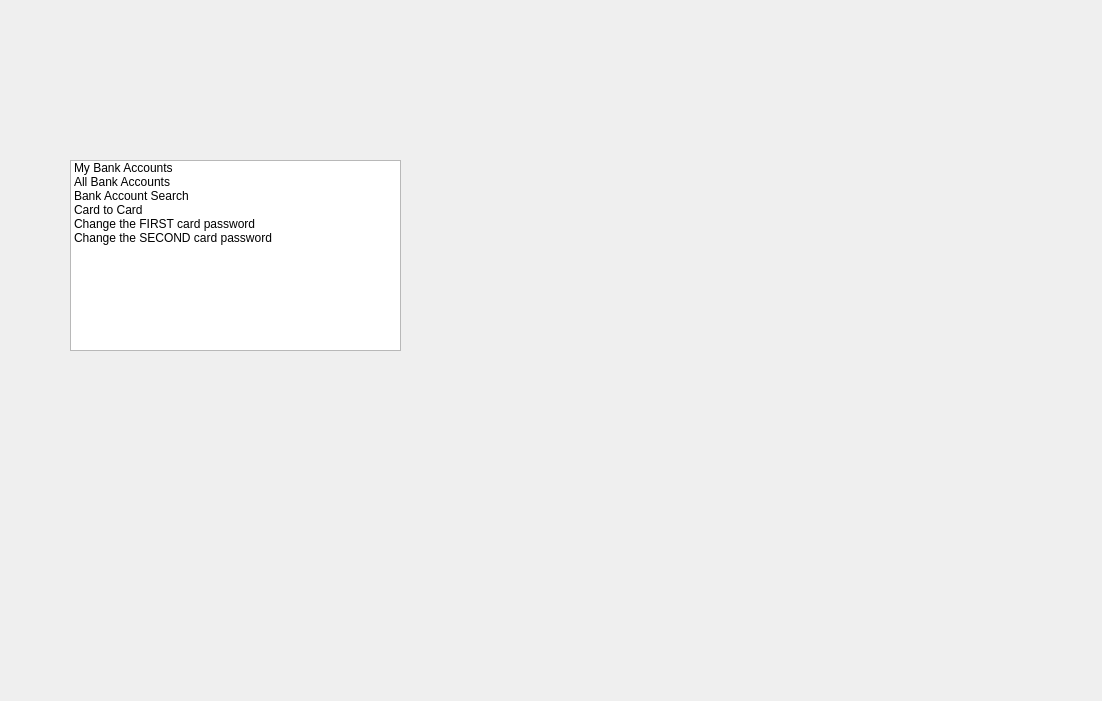
This is UIAP_Final/costumerpanel.ui in a-HA7-z/UIAP_Final as Qt 5 draws it before an edit. The edited form follows.
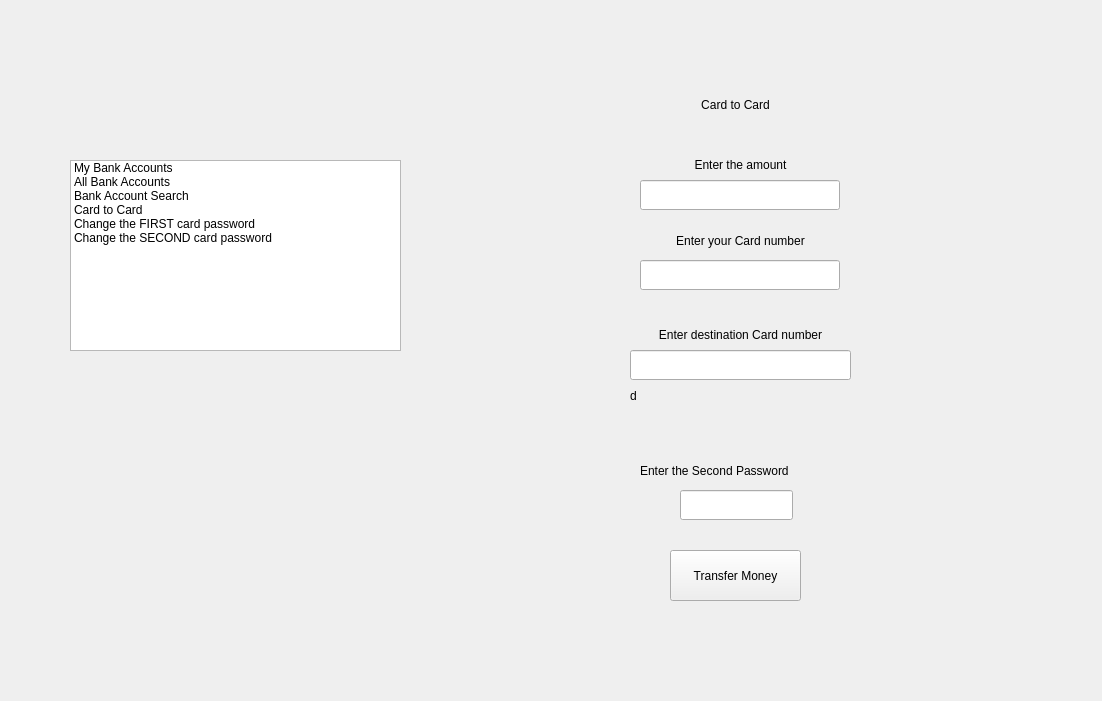
This is the edited form. The open tabs and pages were chosen to show the change.

Commit message: Card to Card (first section)

Patch:
```diff
--- a/UIAP_Final/costumerpanel.ui
+++ b/UIAP_Final/costumerpanel.ui
@@ -62,7 +62,7 @@
      <x>470</x>
      <y>80</y>
      <width>531</width>
-     <height>521</height>
+     <height>551</height>
     </rect>
    </property>
    <widget class="QWidget" name="MyBankAccounts">
@@ -200,7 +200,151 @@
      </property>
     </widget>
    </widget>
-   <widget class="QWidget" name="cardToCardPage"/>
+   <widget class="QWidget" name="cardToCardPage">
+    <widget class="QLineEdit" name="originCardEdit">
+     <property name="geometry">
+      <rect>
+       <x>170</x>
+       <y>180</y>
+       <width>200</width>
+       <height>30</height>
+      </rect>
+     </property>
+    </widget>
+    <widget class="QLineEdit" name="destinationCardEdit">
+     <property name="geometry">
+      <rect>
+       <x>160</x>
+       <y>270</y>
+       <width>221</width>
+       <height>30</height>
+      </rect>
+     </property>
+    </widget>
+    <widget class="QLineEdit" name="secondPassEdit">
+     <property name="geometry">
+      <rect>
+       <x>210</x>
+       <y>410</y>
+       <width>113</width>
+       <height>30</height>
+      </rect>
+     </property>
+    </widget>
+    <widget class="QLabel" name="label_11">
+     <property name="geometry">
+      <rect>
+       <x>0</x>
+       <y>0</y>
+       <width>531</width>
+       <height>50</height>
+      </rect>
+     </property>
+     <property name="text">
+      <string>Card to Card</string>
+     </property>
+     <property name="alignment">
+      <set>Qt::AlignmentFlag::AlignCenter</set>
+     </property>
+    </widget>
+    <widget class="QLabel" name="label_12">
+     <property name="geometry">
+      <rect>
+       <x>170</x>
+       <y>150</y>
+       <width>201</width>
+       <height>21</height>
+      </rect>
+     </property>
+     <property name="text">
+      <string>Enter your Card number</string>
+     </property>
+     <property name="alignment">
+      <set>Qt::AlignmentFlag::AlignCenter</set>
+     </property>
+    </widget>
+    <widget class="QLabel" name="label_13">
+     <property name="geometry">
+      <rect>
+       <x>160</x>
+       <y>240</y>
+       <width>221</width>
+       <height>30</height>
+      </rect>
+     </property>
+     <property name="text">
+      <string>Enter destination Card number</string>
+     </property>
+     <property name="alignment">
+      <set>Qt::AlignmentFlag::AlignCenter</set>
+     </property>
+    </widget>
+    <widget class="QLabel" name="label_14">
+     <property name="geometry">
+      <rect>
+       <x>170</x>
+       <y>370</y>
+       <width>191</width>
+       <height>41</height>
+      </rect>
+     </property>
+     <property name="text">
+      <string>Enter the Second Password</string>
+     </property>
+    </widget>
+    <widget class="QLabel" name="destCardInfoLabel">
+     <property name="geometry">
+      <rect>
+       <x>160</x>
+       <y>300</y>
+       <width>221</width>
+       <height>31</height>
+      </rect>
+     </property>
+     <property name="text">
+      <string>d</string>
+     </property>
+    </widget>
+    <widget class="QLabel" name="label_16">
+     <property name="geometry">
+      <rect>
+       <x>170</x>
+       <y>70</y>
+       <width>201</width>
+       <height>30</height>
+      </rect>
+     </property>
+     <property name="text">
+      <string>Enter the amount</string>
+     </property>
+     <property name="alignment">
+      <set>Qt::AlignmentFlag::AlignCenter</set>
+     </property>
+    </widget>
+    <widget class="QPushButton" name="pushButton">
+     <property name="geometry">
+      <rect>
+       <x>200</x>
+       <y>470</y>
+       <width>131</width>
+       <height>51</height>
+      </rect>
+     </property>
+     <property name="text">
+      <string>Transfer Money</string>
+     </property>
+    </widget>
+    <widget class="QLineEdit" name="amountEdit">
+     <property name="geometry">
+      <rect>
+       <x>170</x>
+       <y>100</y>
+       <width>200</width>
+       <height>30</height>
+      </rect>
+     </property>
+    </widget>
+   </widget>
    <widget class="QWidget" name="changePinPage">
     <widget class="QPushButton" name="checkCardNumber">
      <property name="geometry">
```
The commit also changes 2 other files.
